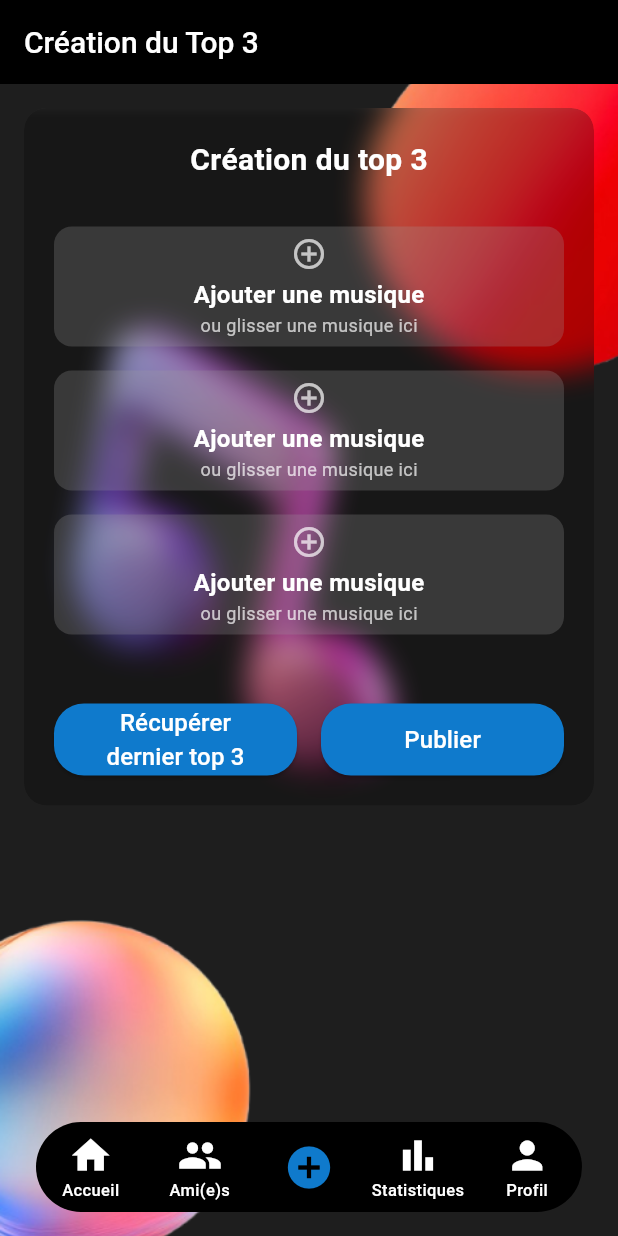
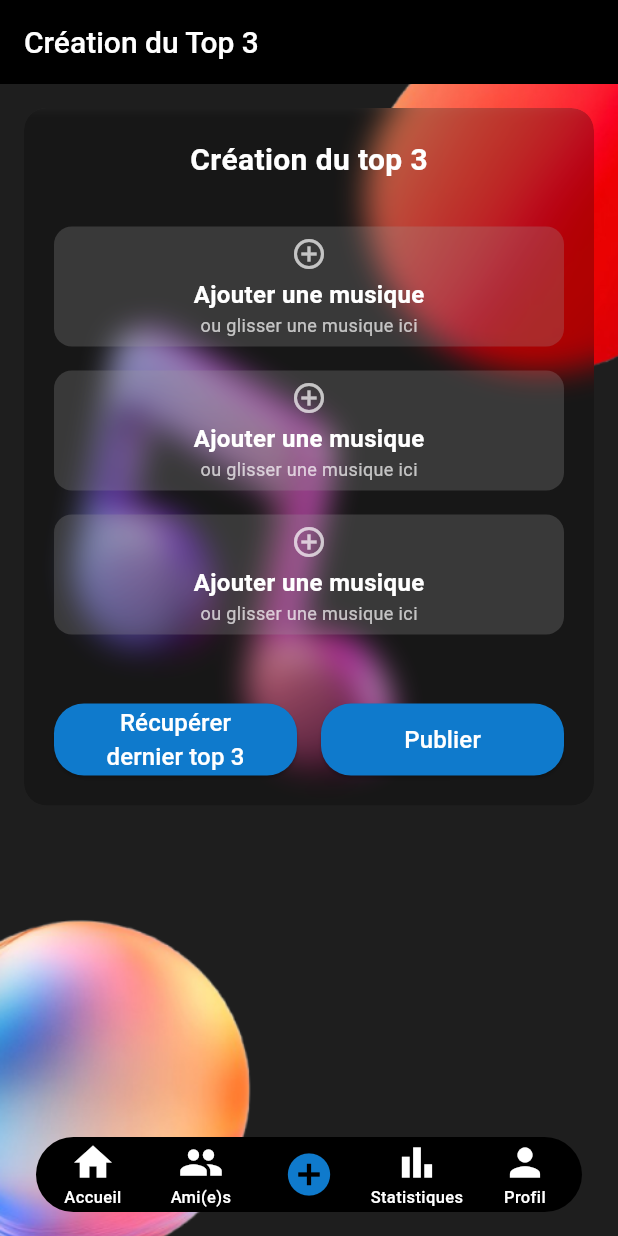
Before and after one commit to Shandouyin/Sharify, a Flutter app: the screen it shows after launch, item 3 of the bottom bar chosen, on a phone screen of 412 x 824 dp. Run offline on Flutter 3.47's test engine with Material 3 defaults, Android fonts, the phone set to English and light mode, and no system bars; our stand-ins replace image_picker, just_audio; accounts and stored records are empty; network calls fail.

Commit message:
feat: harmoniser le design de la navbar avec le lecteur audio

```diff
--- a/lib/presentation/screens/main_screen.dart
+++ b/lib/presentation/screens/main_screen.dart
@@ -1,4 +1,5 @@
 import 'package:flutter/material.dart';
+import 'package:provider/provider.dart';
 import 'home_screen.dart';
 import 'friends_screen.dart';
 import 'statistics_screen.dart';
@@ -7,6 +8,7 @@ import 'create_top3_screen.dart';
 import '../../core/widgets/background_container.dart';
 import '../../core/widgets/global_search_modal.dart';
 import '../../core/widgets/mini_player.dart';
+import '../../core/services/audio_player_service.dart';
 
 class MainScreen extends StatefulWidget {
   const MainScreen({super.key});
@@ -31,9 +33,11 @@ class _MainScreenState extends State<MainScreen> {
     CreateTop3Screen(onNavigateToHome: changeScreen),
     const StatisticsScreen(),
     const ProfileScreen(),
-  ];  void _onItemTapped(int index) {
+  ];
+  void _onItemTapped(int index) {
     changeScreen(index);
   }
+
   @override
   Widget build(BuildContext context) {
     // Liste des titres pour chaque écran de navigation
@@ -42,16 +46,21 @@ class _MainScreenState extends State<MainScreen> {
       'Ami(e)s', // Friends
       'Création du Top 3', // Create Top 3
       'Statistiques',
-      'Profil',    ];    return Scaffold(
-      appBar: AppBar(        title: Text(titles[_selectedIndex]),
-        backgroundColor: Colors.black,        scrolledUnderElevation:
+      'Profil',
+    ];
+    return Scaffold(
+      appBar: AppBar(
+        title: Text(titles[_selectedIndex]),
+        backgroundColor: Colors.black,
+        scrolledUnderElevation:
             0, // Désactive l'effet d'élévation lors du défilement
         elevation: 0, // Supprime l'ombre
         actions: [
           // Afficher la barre de recherche seulement sur l'accueil (index 0) et amis (index 1)
           if (_selectedIndex == 0 || _selectedIndex == 1)
             IconButton(
-              icon: const Icon(Icons.search),              onPressed: () {
+              icon: const Icon(Icons.search),
+              onPressed: () {
                 showModalBottomSheet(
                   context: context,
                   isScrollControlled: true,
@@ -68,24 +77,33 @@ class _MainScreenState extends State<MainScreen> {
         child: _screens[_selectedIndex],
       ),
       extendBody: true, // Pour permettre au contenu d'aller sous la navbar
-      bottomNavigationBar: Column(
+      bottomNavigationBar: Consumer<AudioPlayerService>(
+        builder: (context, audioService, child) {
+          final bool hasActiveMusic = audioService.hasMusic;
+
+          return Column(
             mainAxisSize: MainAxisSize.min,
             children: [
               // Mini-lecteur au-dessus de la barre de navigation
               const MiniPlayer(),
-
-          // Barre de navigation existante
-          Padding(
-            padding: const EdgeInsets.only(left: 24, right: 24, bottom: 16),
+              // Barre de navigation avec style conditionnel
+              Container(
+                padding: hasActiveMusic
+                    ? EdgeInsets.zero
+                    : const EdgeInsets.only(left: 24, right: 24, bottom: 16),
                 child: Container(
-              height: 60,
+                  height: 50,
+                  margin: hasActiveMusic
+                      ? EdgeInsets.zero
+                      : const EdgeInsets.symmetric(horizontal: 0),
                   decoration: BoxDecoration(
                     color: Colors.black,
-                borderRadius:
-                    BorderRadius.circular(30), // Plus grand rayon pour plus d'arc
+                    borderRadius: hasActiveMusic
+                        ? BorderRadius.zero
+                        : BorderRadius.circular(30),
                   ),
                   child: Row(
-                mainAxisAlignment: MainAxisAlignment.spaceEvenly,
+                    mainAxisAlignment: MainAxisAlignment.center,
                     children: [
                       _buildNavItem(Icons.home, 'Accueil', 0),
                       _buildNavItem(Icons.people, 'Ami(e)s', 1),
@@ -96,7 +114,15 @@ class _MainScreenState extends State<MainScreen> {
                   ),
                 ),
               ),
+              // Extension noire en bas quand la musique joue
+              if (hasActiveMusic)
+                Container(
+                  height: 16,
+                  color: Colors.black,
+                ),
             ],
+          );
+        },
       ),
     );
   }
@@ -106,16 +132,11 @@ class _MainScreenState extends State<MainScreen> {
     bool isSelected = _selectedIndex == index;
     const Color selectedColor = Color(0xFF0F7ACC); // Bleu spécifié (0F7ACC)
 
-    // Calculer la largeur pour chaque élément de manière fixe
-    final double itemWidth = MediaQuery.of(context).size.width / 5 - 10;
-
     return SizedBox(
-      width: itemWidth, // Largeur fixe
+      width: 72, // Largeur fixe pour éviter l'étirement
       child: GestureDetector(
         behavior: HitTestBehavior.opaque,
         onTap: () => _onItemTapped(index),
-        child: Container(
-          color: Colors.transparent,
         child: Column(
           mainAxisAlignment: MainAxisAlignment.center,
           children: [
@@ -127,18 +148,16 @@ class _MainScreenState extends State<MainScreen> {
             if (label.isNotEmpty)
               Text(
                 label,
-                  textAlign: TextAlign.center, // Centre le texte
+                textAlign: TextAlign.center,
                 style: TextStyle(
                   color: isSelected ? selectedColor : Colors.white,
                   fontSize: 11,
-                    fontWeight: FontWeight
-                        .w500, // Utiliser w500 (medium) au lieu de basculer entre normal/bold
+                  fontWeight: FontWeight.w500,
                 ),
               ),
           ],
         ),
       ),
-      ),
     );
   }
 }
```
Lines whose indentation alone changed are shown as unchanged.
